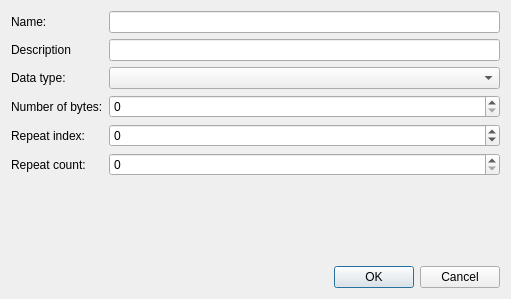
First picture: the form in itemeditordialog.ui, repository sqrldev/IdTool, before the edit.
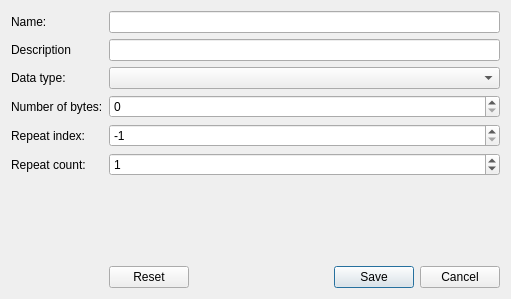
Second picture: the form after the edit.

The edit to the form file:
```diff
--- a/itemeditordialog.ui
+++ b/itemeditordialog.ui
@@ -33,7 +33,7 @@
       <enum>Qt::Horizontal</enum>
      </property>
      <property name="standardButtons">
-      <set>QDialogButtonBox::Cancel|QDialogButtonBox::Ok</set>
+      <set>QDialogButtonBox::Cancel|QDialogButtonBox::Reset|QDialogButtonBox::Save</set>
      </property>
     </widget>
    </item>
@@ -103,6 +103,9 @@
      <property name="maximum">
       <number>9999</number>
      </property>
+     <property name="value">
+      <number>-1</number>
+     </property>
     </widget>
    </item>
    <item row="5" column="2">
@@ -110,6 +113,9 @@
      <property name="maximum">
       <number>9999</number>
      </property>
+     <property name="value">
+      <number>1</number>
+     </property>
     </widget>
    </item>
   </layout>
```
